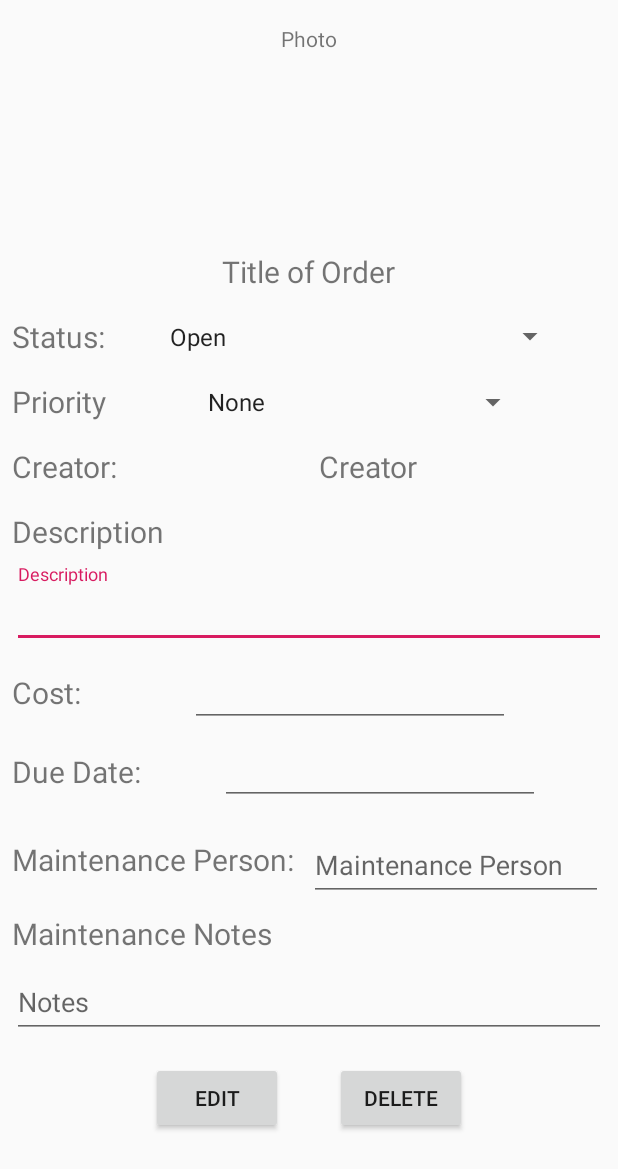
After one commit to chenzhufeng/LogisticWizard, an Android app: the layout workorder_edit.xml on its own in the app's theme, with its tools: preview values and no code run, on a phone screen of 412 x 824 dp. The commit adds this screen. Shown: the top 1169 px of the screen. Run offline under Robolectric (Android 15) with nearby library versions, the phone set to English and light mode, and no system bars.

Commit message:
Add workorder_edit.xml

```diff
--- a/LogisticWizard/app/src/main/AndroidManifest.xml
+++ b/LogisticWizard/app/src/main/AndroidManifest.xml
@@ -28,11 +28,11 @@
         <activity android:name=".profile_main" />
         <activity android:name=".tool_main" />
         <activity android:name=".machine_edit" />
-        <activity android:name=".Login" />
+        <activity android:name=".home_page" />
         <activity android:name=".machine_add" />
         <activity android:name=".machine_main" />
         <activity
-            android:name=".home_page"
+            android:name=".Login"
             android:label="@string/app_name">
             <intent-filter>
                 <action android:name="android.intent.action.MAIN" />
--- a/LogisticWizard/app/src/main/java/com/example/jeremy/logisticwizard/workorder_info.java
+++ b/LogisticWizard/app/src/main/java/com/example/jeremy/logisticwizard/workorder_info.java
@@ -10,13 +10,14 @@ public class workorder_info {
     public String order_status;
     public String order_dates;
     public String order_cost;
+    public String order_creator;
 
     public workorder_info() {
         // Default constructor required for calls to DataSnapshot.getValue(User.class)
     }
 
-    public workorder_info(String order_title, String order_descrip, String order_image, String order_priority,
-                          String maintain_plan, String order_note, String order_status, String order_dates, String order_cost){
+    public workorder_info(String order_title, String order_descrip, String order_note, String order_dates,
+                          String order_cost, String order_priority, String maintain_plan,  String order_status, String order_image, String order_creator){
         this.order_title=order_title;
         this.order_descrip=order_descrip;
         this.order_image=order_image;
@@ -26,5 +27,6 @@ public class workorder_info {
         this.order_status=order_status;
         this.order_dates=order_dates;
         this.order_cost=order_cost;
+        this.order_creator=order_creator;
     }
 }
--- a/LogisticWizard/app/src/main/res/layout/workorder_add.xml
+++ b/LogisticWizard/app/src/main/res/layout/workorder_add.xml
@@ -236,7 +236,7 @@
             <EditText
                 android:id="@+id/orderCost"
                 android:layout_width="312dp"
-                android:layout_height="62dp"
+                android:layout_height="46dp"
                 android:layout_marginStart="8dp"
                 android:layout_marginEnd="8dp"
                 android:ems="10"
--- /dev/null
+++ b/LogisticWizard/app/src/main/res/layout/workorder_edit.xml
@@ -0,0 +1,273 @@
+<?xml version="1.0" encoding="utf-8"?>
+<ScrollView
+    xmlns:android="http://schemas.android.com/apk/res/android"
+    xmlns:app="http://schemas.android.com/apk/res-auto"
+    xmlns:tools="http://schemas.android.com/tools"
+    android:layout_width="match_parent"
+    android:layout_height="match_parent"
+    tools:context=".workorder_view">
+
+    <android.support.constraint.ConstraintLayout
+        android:layout_width="match_parent"
+        android:layout_height="wrap_content">
+
+        <TextView
+            android:id="@+id/photoHolder"
+            android:layout_width="wrap_content"
+            android:layout_height="wrap_content"
+            android:layout_marginStart="8dp"
+            android:layout_marginTop="16dp"
+            android:layout_marginEnd="8dp"
+            android:text="Photo"
+            app:layout_constraintEnd_toEndOf="parent"
+            app:layout_constraintStart_toStartOf="parent"
+            app:layout_constraintTop_toTopOf="parent" />
+
+        <TextView
+            android:id="@+id/titleText"
+            android:layout_width="wrap_content"
+            android:layout_height="wrap_content"
+            android:layout_marginStart="8dp"
+            android:layout_marginTop="132dp"
+            android:layout_marginEnd="8dp"
+            android:text="Title of Order"
+            android:textSize="20sp"
+            app:layout_constraintEnd_toEndOf="parent"
+            app:layout_constraintHorizontal_bias="0.498"
+            app:layout_constraintStart_toStartOf="parent"
+            app:layout_constraintTop_toBottomOf="@+id/photoHolder" />
+
+        <TextView
+            android:id="@+id/statusText"
+            android:layout_width="wrap_content"
+            android:layout_height="wrap_content"
+            android:layout_marginStart="8dp"
+            android:layout_marginTop="16dp"
+            android:text="Status:"
+            android:textSize="20sp"
+            app:layout_constraintStart_toStartOf="parent"
+            app:layout_constraintTop_toBottomOf="@+id/titleText" />
+
+        <TextView
+            android:id="@+id/priorityText"
+            android:layout_width="wrap_content"
+            android:layout_height="wrap_content"
+            android:layout_marginStart="8dp"
+            android:layout_marginTop="16dp"
+            android:text="@string/priority"
+            android:textSize="20sp"
+            app:layout_constraintStart_toStartOf="parent"
+            app:layout_constraintTop_toBottomOf="@+id/statusText" />
+
+        <TextView
+            android:id="@+id/creatorText"
+            android:layout_width="wrap_content"
+            android:layout_height="wrap_content"
+            android:layout_marginStart="8dp"
+            android:layout_marginTop="16dp"
+            android:text="Creator:"
+            android:textSize="20sp"
+            app:layout_constraintStart_toStartOf="parent"
+            app:layout_constraintTop_toBottomOf="@+id/priorityText" />
+
+        <TextView
+            android:id="@+id/creatorHolder"
+            android:layout_width="wrap_content"
+            android:layout_height="wrap_content"
+            android:text="Creator"
+            android:textSize="20sp"
+            tools:layout_editor_absoluteX="217dp"
+            tools:layout_editor_absoluteY="287dp"
+            app:layout_constraintTop_toTopOf="@+id/creatorText"
+            app:layout_constraintStart_toEndOf="@+id/creatorText"
+            app:layout_constraintEnd_toEndOf="parent" />
+
+        <TextView
+            android:id="@+id/descriptionText"
+            android:layout_width="wrap_content"
+            android:layout_height="wrap_content"
+            android:layout_marginStart="8dp"
+            android:layout_marginTop="16dp"
+            android:text="@string/description"
+            android:textSize="20sp"
+            app:layout_constraintStart_toStartOf="parent"
+            app:layout_constraintTop_toBottomOf="@+id/creatorText" />
+
+        <android.support.design.widget.TextInputLayout
+            android:id="@+id/descriptionHolder"
+            android:layout_width="0dp"
+            android:layout_height="wrap_content"
+            android:layout_marginStart="8dp"
+            android:layout_marginTop="8dp"
+            android:layout_marginEnd="8dp"
+            app:layout_constraintEnd_toEndOf="parent"
+            app:layout_constraintStart_toStartOf="parent"
+            app:layout_constraintTop_toBottomOf="@+id/descriptionText">
+
+            <android.support.design.widget.TextInputEditText
+                android:id="@+id/descriptionInput"
+                android:layout_width="match_parent"
+                android:layout_height="wrap_content"
+                android:hint="@string/description" />
+        </android.support.design.widget.TextInputLayout>
+
+        <TextView
+            android:id="@+id/costText"
+            android:layout_width="wrap_content"
+            android:layout_height="wrap_content"
+            android:layout_marginStart="8dp"
+            android:layout_marginTop="16dp"
+            android:text="Cost:"
+            android:textSize="20sp"
+            app:layout_constraintStart_toStartOf="parent"
+            app:layout_constraintTop_toBottomOf="@+id/descriptionHolder" />
+
+        <TextView
+            android:id="@+id/dueDate_text"
+            android:layout_width="wrap_content"
+            android:layout_height="wrap_content"
+            android:layout_marginStart="8dp"
+            android:text="Due Date:"
+            android:textSize="20sp"
+            app:layout_constraintBottom_toBottomOf="@+id/editText2"
+            app:layout_constraintStart_toStartOf="parent"
+            app:layout_constraintTop_toTopOf="@+id/editText2" />
+
+        <EditText
+            android:id="@+id/editText2"
+            android:layout_width="wrap_content"
+            android:layout_height="wrap_content"
+            android:layout_marginStart="8dp"
+            android:layout_marginTop="16dp"
+            android:layout_marginEnd="8dp"
+            android:ems="10"
+            android:inputType="date"
+            app:layout_constraintEnd_toEndOf="parent"
+            app:layout_constraintStart_toEndOf="@+id/dueDate_text"
+            app:layout_constraintTop_toBottomOf="@+id/costText" />
+
+        <TextView
+            android:id="@+id/maintenancePerson_text"
+            android:layout_width="wrap_content"
+            android:layout_height="wrap_content"
+            android:layout_marginStart="8dp"
+            android:text="Maintenance Person:"
+            android:textSize="20sp"
+            app:layout_constraintBottom_toBottomOf="@+id/textInputLayout3"
+            app:layout_constraintStart_toStartOf="parent"
+            app:layout_constraintTop_toTopOf="@+id/textInputLayout3" />
+
+        <android.support.design.widget.TextInputLayout
+            android:id="@+id/textInputLayout3"
+            android:layout_width="196dp"
+            android:layout_height="wrap_content"
+            android:layout_marginStart="8dp"
+            android:layout_marginTop="8dp"
+            android:layout_marginEnd="8dp"
+            app:layout_constraintEnd_toEndOf="parent"
+            app:layout_constraintStart_toEndOf="@+id/maintenancePerson_text"
+            app:layout_constraintTop_toBottomOf="@+id/editText2">
+
+            <android.support.design.widget.TextInputEditText
+                android:layout_width="match_parent"
+                android:layout_height="wrap_content"
+                android:hint="Maintenance Person" />
+        </android.support.design.widget.TextInputLayout>
+
+        <TextView
+            android:id="@+id/notesText"
+            android:layout_width="wrap_content"
+            android:layout_height="wrap_content"
+            android:layout_marginStart="8dp"
+            android:layout_marginTop="8dp"
+            android:text="Maintenance Notes"
+            android:textSize="20sp"
+            app:layout_constraintStart_toStartOf="parent"
+            app:layout_constraintTop_toBottomOf="@+id/textInputLayout3" />
+
+        <android.support.design.widget.TextInputLayout
+            android:id="@+id/textInputLayout4"
+            android:layout_width="0dp"
+            android:layout_height="wrap_content"
+            android:layout_marginStart="8dp"
+            android:layout_marginEnd="8dp"
+            app:layout_constraintEnd_toEndOf="parent"
+            app:layout_constraintStart_toStartOf="parent"
+            app:layout_constraintTop_toBottomOf="@+id/notesText">
+
+            <android.support.design.widget.TextInputEditText
+                android:layout_width="match_parent"
+                android:layout_height="wrap_content"
+                android:hint="Notes" />
+        </android.support.design.widget.TextInputLayout>
+
+        <Button
+            android:id="@+id/deleteButton"
+            android:layout_width="wrap_content"
+            android:layout_height="wrap_content"
+            android:layout_marginStart="8dp"
+            android:layout_marginTop="16dp"
+            android:layout_marginEnd="8dp"
+            android:layout_marginBottom="16dp"
+            android:text="Delete"
+            app:layout_constraintBottom_toBottomOf="parent"
+            app:layout_constraintEnd_toEndOf="parent"
+            app:layout_constraintHorizontal_bias="0.7"
+            app:layout_constraintStart_toStartOf="parent"
+            app:layout_constraintTop_toBottomOf="@+id/textInputLayout4"
+            app:layout_constraintVertical_bias="1.0" />
+
+        <Button
+            android:id="@+id/button4"
+            android:layout_width="wrap_content"
+            android:layout_height="wrap_content"
+            android:layout_marginStart="8dp"
+            android:layout_marginTop="16dp"
+            android:layout_marginEnd="8dp"
+            android:layout_marginBottom="16dp"
+            android:text="Edit"
+            app:layout_constraintBottom_toBottomOf="parent"
+            app:layout_constraintEnd_toEndOf="parent"
+            app:layout_constraintHorizontal_bias="0.3"
+            app:layout_constraintStart_toStartOf="parent"
+            app:layout_constraintTop_toBottomOf="@+id/textInputLayout4" />
+
+        <Spinner
+            android:id="@+id/statusSpinner"
+            android:entries="@array/statuses"
+            android:layout_width="272dp"
+            android:layout_height="30dp"
+            android:layout_marginStart="8dp"
+            android:layout_marginEnd="8dp"
+            app:layout_constraintBottom_toBottomOf="@+id/statusText"
+            app:layout_constraintEnd_toEndOf="parent"
+            app:layout_constraintStart_toEndOf="@+id/statusText"
+            app:layout_constraintTop_toTopOf="@+id/statusText" />
+
+        <Spinner
+            android:id="@+id/prioritySpinner"
+            android:entries="@array/priorities"
+            android:layout_width="222dp"
+            android:layout_height="32dp"
+            android:layout_marginStart="8dp"
+            android:layout_marginEnd="8dp"
+            app:layout_constraintBottom_toBottomOf="@+id/priorityText"
+            app:layout_constraintEnd_toEndOf="parent"
+            app:layout_constraintStart_toEndOf="@+id/priorityText"
+            app:layout_constraintTop_toTopOf="@+id/priorityText" />
+
+        <EditText
+            android:id="@+id/editText"
+            android:layout_width="wrap_content"
+            android:layout_height="wrap_content"
+            android:layout_marginStart="8dp"
+            android:layout_marginEnd="8dp"
+            android:ems="10"
+            android:inputType="numberDecimal"
+            app:layout_constraintBottom_toBottomOf="@+id/costText"
+            app:layout_constraintEnd_toEndOf="parent"
+            app:layout_constraintStart_toEndOf="@+id/costText"
+            app:layout_constraintTop_toTopOf="@+id/costText" />
+
+    </android.support.constraint.ConstraintLayout>
+</ScrollView>
```
Also changed, not shown: LogisticWizard/app/src/main/java/com/example/jeremy/logisticwizard/RecyclerViewAdapter.java (+25 -22 lines), LogisticWizard/app/src/main/java/com/example/jeremy/logisticwizard/workorder_add.java (+38 -7 lines), LogisticWizard/app/src/main/java/com/example/jeremy/logisticwizard/workorder_main.java (+86 -11 lines), LogisticWizard/app/src/main/java/com/example/jeremy/logisticwizard/workorder_view.java (+144 -0 lines), LogisticWizard/app/src/main/res/layout-v26/activity_login.xml (+19 -23 lines), LogisticWizard/app/src/main/res/drawable/icon.png (added).
